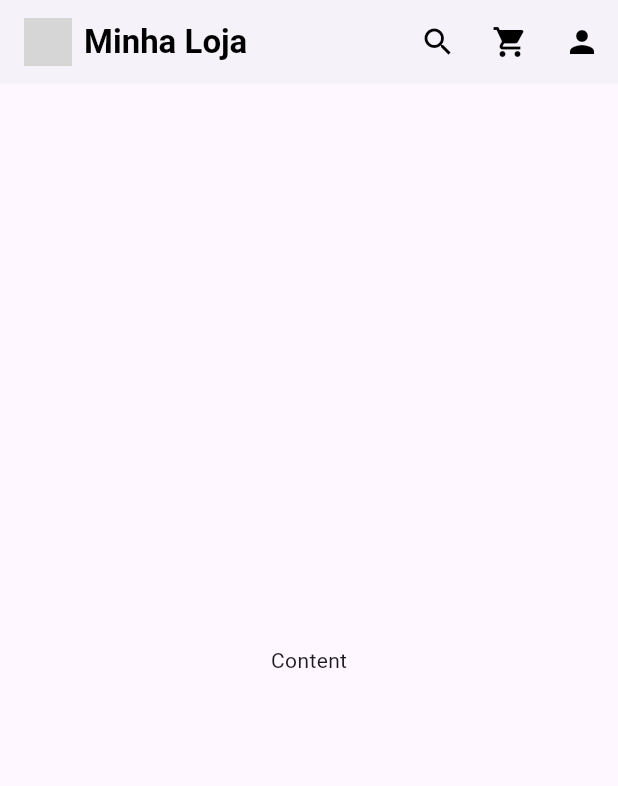
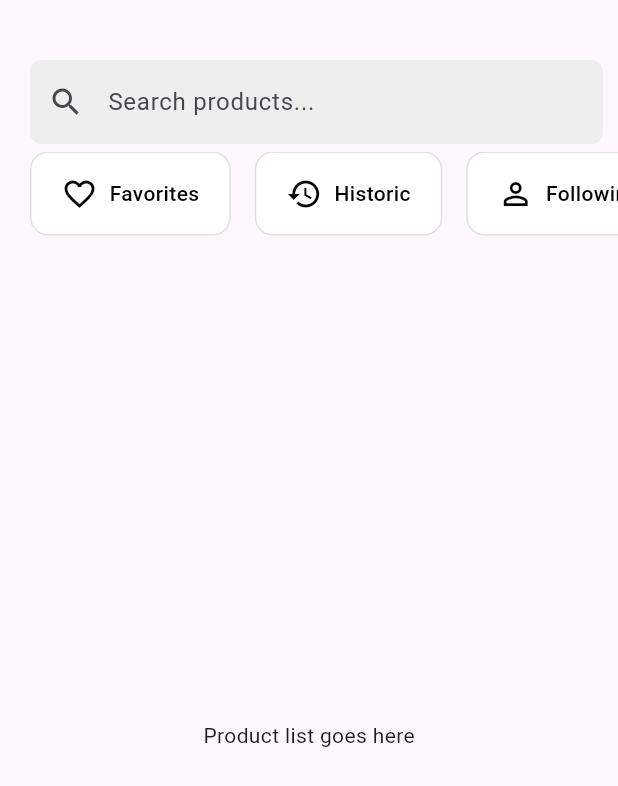
Before and after one commit to Edu-2de/FlutterProject, a Flutter app: the screen it shows after launch, on a phone screen of 412 x 824 dp. Shown: the top 786 px of the screen. Run offline on Flutter 3.47's test engine with Material 3 defaults, Android fonts, the light colour scheme and no system bars; grey boxes are pictures that could not be loaded.

Commit message:
Add horizontal button list and search bar widget
- Implemented SquareButton widget for creating square buttons with icons and labels.
- Created HorizontalButtonList widget to display a horizontal list of SquareButtons.
- Added SearchBarWidget for product search functionality with customizable onChanged callback.

```diff
--- a/FlutterPoject/app/lib/main.dart
+++ b/FlutterPoject/app/lib/main.dart
@@ -1,5 +1,6 @@
 import 'package:flutter/material.dart';
-import 'widgets/header.dart';
+import 'widgets/search_bar.dart';
+import 'widgets/horizontal_buttons.dart';
 
 void main() {
   runApp(const MyApp());
@@ -12,9 +13,23 @@ class MyApp extends StatelessWidget {
   Widget build(BuildContext context) {
     return MaterialApp(
       home: Scaffold(
-        appBar: const Header(),
-        body: const Center(
-          child: Text('Content'),
+        body: Column(
+          crossAxisAlignment: CrossAxisAlignment.start, // Alinha à esquerda
+          children: [
+            // Barra de pesquisa no topo
+            SearchBarWidget(
+              onChanged: (query) {
+                // Aqui você pode filtrar sua lista de produtos, por exemplo
+                print('Search query: $query');
+              },
+            ),
+            // Lista horizontal de botões logo abaixo da barra de pesquisa
+            const HorizontalButtonList(),
+            // O resto do seu conteúdo aqui
+            const Expanded(
+              child: Center(child: Text('Product list goes here')),
+            ),
+          ],
         ),
       ),
     );
--- a/FlutterPoject/app/lib/widgets/header.dart
+++ /dev/null
@@ -1,51 +0,0 @@
-import 'package:flutter/material.dart';
-
-class Header extends StatelessWidget implements PreferredSizeWidget {
-  const Header({super.key});
-
-  @override
-  Widget build(BuildContext context) {
-    return AppBar(
-      backgroundColor: Colors.white,
-      elevation: 2,
-      title: Row(
-        children: [
-          // Logo ou nome da loja
-          Image.asset(
-            'assets/logo.png', // substitua pelo caminho do seu logo
-            height: 32,
-          ),
-          const SizedBox(width: 8),
-          const Text(
-            'Minha Loja',
-            style: TextStyle(color: Colors.black, fontWeight: FontWeight.bold),
-          ),
-        ],
-      ),
-      actions: [
-        IconButton(
-          icon: const Icon(Icons.search, color: Colors.black),
-          onPressed: () {
-            // ação de busca
-          },
-        ),
-        IconButton(
-          icon: const Icon(Icons.shopping_cart, color: Colors.black),
-          onPressed: () {
-            // ação do carrinho
-          },
-        ),
-        IconButton(
-          icon: const Icon(Icons.person, color: Colors.black),
-          onPressed: () {
-            // ação do perfil do usuário
-          },
-        ),
-      ],
-      iconTheme: const IconThemeData(color: Colors.black),
-    );
-  }
-
-  @override
-  Size get preferredSize => const Size.fromHeight(kToolbarHeight);
-}
--- /dev/null
+++ b/FlutterPoject/app/lib/widgets/horizontal_buttons.dart
@@ -0,0 +1,68 @@
+import 'package:flutter/material.dart';
+
+// Widget de botão quadrado com ícone e texto
+class SquareButton extends StatelessWidget {
+  final IconData icon;
+  final String label;
+  final VoidCallback? onTap;
+
+  const SquareButton({
+    super.key,
+    required this.icon,
+    required this.label,
+    this.onTap,
+  });
+
+  @override
+  Widget build(BuildContext context) {
+    return GestureDetector(
+      onTap: onTap, // Ação ao tocar (opcional)
+      child: Container(
+        margin: const EdgeInsets.symmetric(horizontal: 8.0), // Espaço entre os botões
+        padding: const EdgeInsets.symmetric(horizontal: 20, vertical: 12),
+        decoration: BoxDecoration(
+          border: Border.all(color: Colors.grey[300]!),
+          borderRadius: BorderRadius.circular(12),
+          color: Colors.white,
+        ),
+        child: Row(
+          mainAxisSize: MainAxisSize.min,
+          children: [
+            Icon(icon, color: Colors.black),
+            const SizedBox(width: 8),
+            Text(
+              label,
+              style: const TextStyle(
+                color: Colors.black,
+                fontWeight: FontWeight.w500,
+              ),
+            ),
+          ],
+        ),
+      ),
+    );
+  }
+}
+
+// Widget principal com a lista horizontal
+class HorizontalButtonList extends StatelessWidget {
+  const HorizontalButtonList({super.key});
+
+  @override
+  Widget build(BuildContext context) {
+    return SizedBox(
+      height: 56, // Altura dos botões
+      child: ListView(
+        scrollDirection: Axis.horizontal, // Permite rolar horizontalmente
+        padding: const EdgeInsets.symmetric(horizontal: 12),
+        children: const [
+          SquareButton(icon: Icons.favorite_border, label: 'Favorites'),
+          SquareButton(icon: Icons.history, label: 'Historic'),
+          SquareButton(icon: Icons.person_outline, label: 'Following'),
+          SquareButton(icon: Icons.receipt_long, label: 'Pedidos'),
+
+        ],
+      ),
+    );
+  }
+}
--- /dev/null
+++ b/FlutterPoject/app/lib/widgets/search_bar.dart
@@ -0,0 +1,27 @@
+import 'package:flutter/material.dart';
+
+class SearchBarWidget extends StatelessWidget {
+  final ValueChanged<String> onChanged;
+
+  const SearchBarWidget({super.key, required this.onChanged});
+
+  @override
+  Widget build(BuildContext context) {
+    return Padding(
+      padding: const EdgeInsets.fromLTRB(20.0, 40.0, 10.0, 5.0),
+      child: TextField(
+        decoration: InputDecoration(
+          hintText: 'Search products...',
+          prefixIcon: const Icon(Icons.search),
+          border: OutlineInputBorder(
+            borderRadius: BorderRadius.circular(8.0),
+            borderSide: BorderSide.none,
+          ),
+          filled: true,
+          fillColor: Colors.grey[200],
+        ),
+        onChanged: onChanged,
+      ),
+    );
+  }
+}
```
Also changed, not shown: FlutterPoject/app/pubspec.yaml (+4 -67 lines), FlutterPoject/app/assets/logo.jpg (added).
